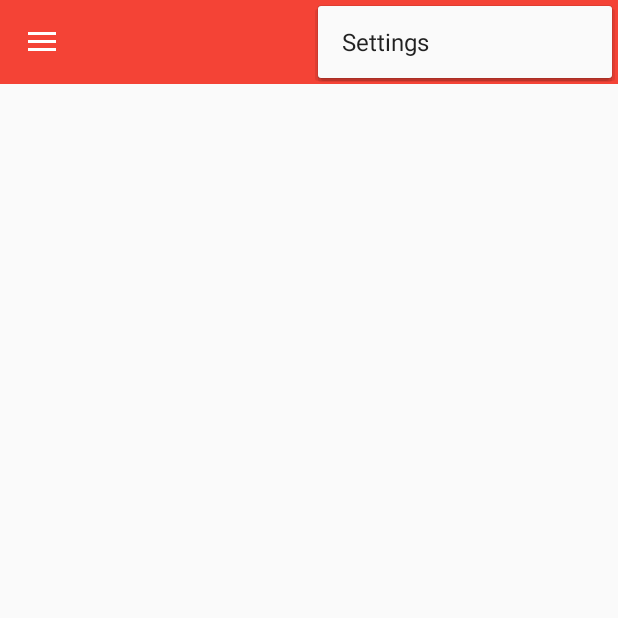
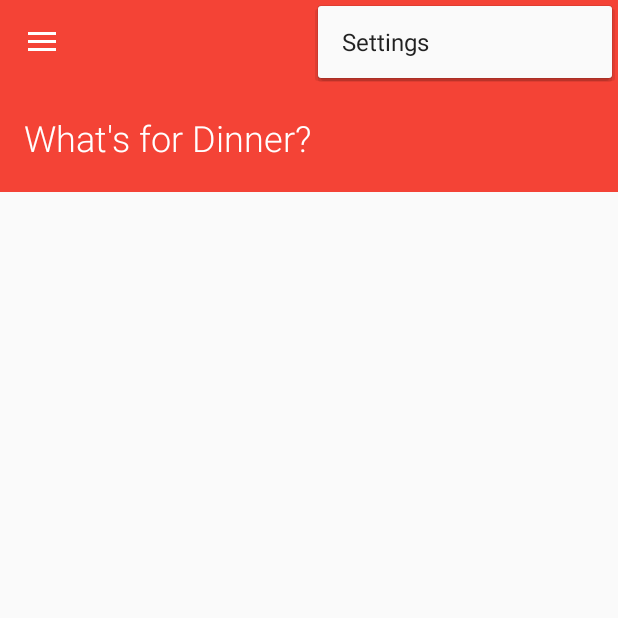
Before and after one commit to Limantara/Eat-It, an Android app: the screen it shows after launch (MainActivity), with the options menu open, on a phone screen of 412 x 824 dp, the top half of it. Run offline under Robolectric (Android 15) with nearby library versions, the phone set to English and light mode, and no system bars.

Commit message:
Set prompt opacity:

```diff
--- a/app/src/main/java/me/limantara/eatit/activity/FragmentDrawer.java
+++ b/app/src/main/java/me/limantara/eatit/activity/FragmentDrawer.java
@@ -13,6 +13,7 @@ import android.view.LayoutInflater;
 import android.view.MotionEvent;
 import android.view.View;
 import android.view.ViewGroup;
+import android.widget.LinearLayout;
 
 import java.util.ArrayList;
 import java.util.List;
@@ -111,7 +112,12 @@ public class FragmentDrawer extends Fragment {
             @Override
             public void onDrawerSlide(View drawerView, float slideOffset) {
                 super.onDrawerSlide(drawerView, slideOffset);
-                toolbar.setAlpha(1 - slideOffset / 2);
+                LinearLayout promptBackground =
+                        (LinearLayout) getActivity().findViewById(R.id.promptBackground);
+                float opacity = 1 - slideOffset / 2;
+
+                toolbar.setAlpha(opacity);
+                promptBackground.setAlpha(opacity);
             }
         };
 
--- a/app/src/main/res/layout/activity_main.xml
+++ b/app/src/main/res/layout/activity_main.xml
@@ -32,6 +32,27 @@
                     layout="@layout/toolbar" />
             </LinearLayout>
 
+            <!--Home-->
+            <LinearLayout
+                android:orientation="vertical"
+                android:layout_width="match_parent"
+                android:layout_height="72dp"
+                android:background="@color/primary"
+                android:id="@+id/promptBackground">
+
+                <TextView
+                    android:layout_width="match_parent"
+                    android:layout_height="72dp"
+                    android:textAppearance="?android:attr/textAppearanceLarge"
+                    android:id="@+id/prompt"
+                    android:text="@string/placeholder_home_prompt"
+                    android:textColor="@color/white"
+                    android:textSize="24sp"
+                    android:fontFamily="sans-serif-light"
+                    android:gravity="center_vertical"
+                    android:layout_marginLeft="16dp"/>
+            </LinearLayout>
+
             <!-- The main content view -->
             <FrameLayout
                 android:id="@+id/content_frame"
--- a/app/src/main/res/values/strings.xml
+++ b/app/src/main/res/values/strings.xml
@@ -20,4 +20,6 @@
     <string name="title_friends">Friends</string>
     <string name="title_home">Home</string>
 
+    <!--Placeholders-->
+    <string name="placeholder_home_prompt">What\'s for Dinner?</string>
 </resources>
```
